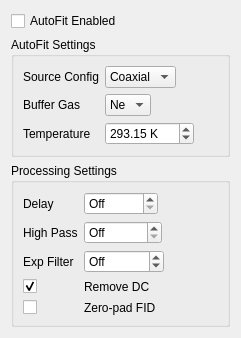
The window that autofitwidget.ui (kncrabtree/qtftm) describes before a commit, drawn with Qt 5.
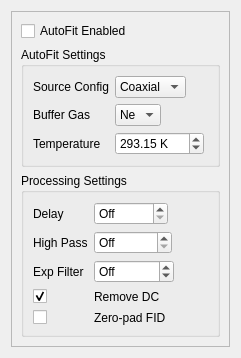
The same window after the commit.

Patch:
```diff
--- a/autofitwidget.ui
+++ b/autofitwidget.ui
@@ -15,6 +15,18 @@
   </property>
   <layout class="QVBoxLayout" name="verticalLayout">
    <item>
+    <widget class="QFrame" name="frame">
+     <property name="frameShape">
+      <enum>QFrame::StyledPanel</enum>
+     </property>
+     <property name="frameShadow">
+      <enum>QFrame::Raised</enum>
+     </property>
+     <property name="lineWidth">
+      <number>2</number>
+     </property>
+     <layout class="QVBoxLayout" name="verticalLayout_2">
+      <item>
     <widget class="QCheckBox" name="autoFitEnabledCheckBox">
      <property name="toolTip">
       <string>If checked, the program will attempt to automatically fit the data when acquisition is complete.</string>
@@ -45,9 +57,24 @@
       </item>
       <item row="0" column="1">
        <widget class="QComboBox" name="sourceConfigComboBox">
+           <property name="sizePolicy">
+            <sizepolicy hsizetype="Preferred" vsizetype="Fixed">
+             <horstretch>0</horstretch>
+             <verstretch>0</verstretch>
+            </sizepolicy>
+           </property>
+           <property name="minimumSize">
+            <size>
+             <width>67</width>
+             <height>0</height>
+            </size>
+           </property>
         <property name="toolTip">
          <string>Specify configuration of source, as lineshapes are different for coaxial and perpendicular configurations</string>
         </property>
+           <property name="sizeAdjustPolicy">
+            <enum>QComboBox::AdjustToContents</enum>
+           </property>
         <item>
          <property name="text">
           <string>Coaxial</string>
@@ -276,6 +303,22 @@
          <string>Zero-pad FID</string>
         </property>
        </widget>
+         </item>
+        </layout>
+       </widget>
+      </item>
+      <item>
+       <spacer name="verticalSpacer">
+        <property name="orientation">
+         <enum>Qt::Vertical</enum>
+        </property>
+        <property name="sizeHint" stdset="0">
+         <size>
+          <width>20</width>
+          <height>40</height>
+         </size>
+        </property>
+       </spacer>
       </item>
      </layout>
     </widget>
```
Lines whose indentation alone changed are shown as unchanged.
